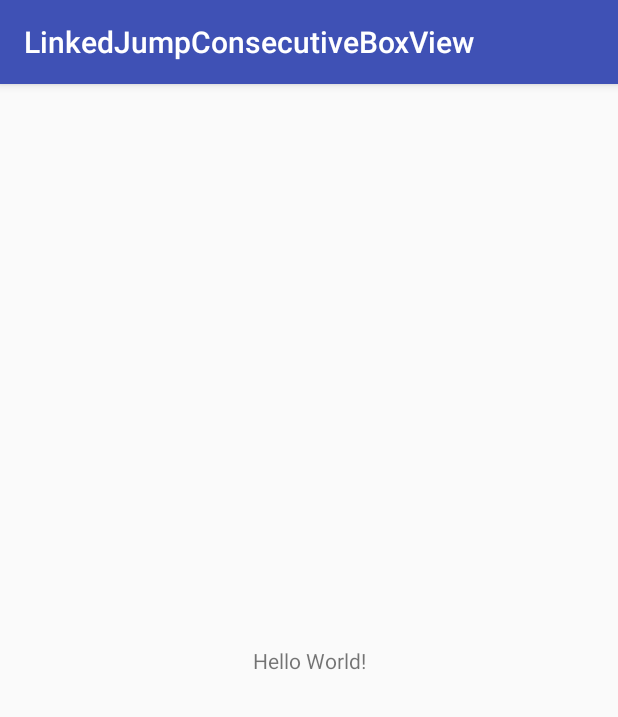
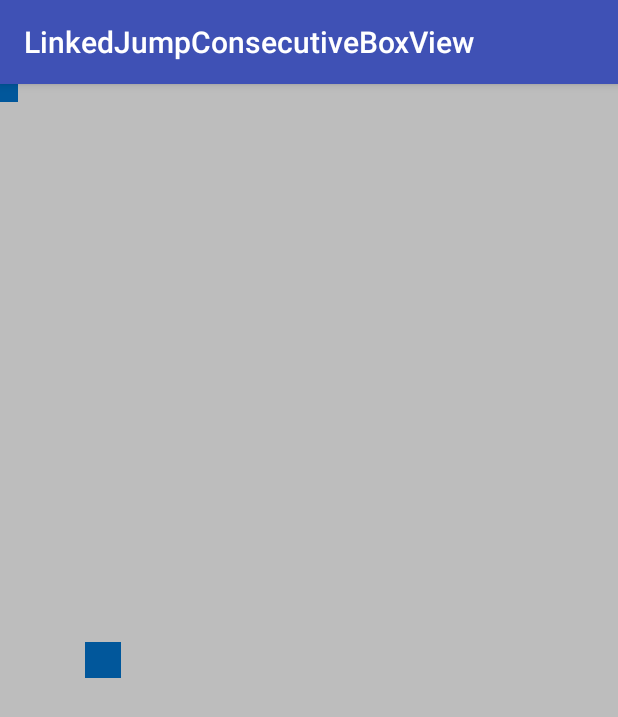
Before and after one commit to Anwesh43/JumpConsecutiveBoxView, an Android app: the screen it shows after launch (MainActivity), on a phone screen of 412 x 824 dp. Shown: the top 717 px of the screen. Run offline under Robolectric (Android 15) with nearby library versions, the phone set to English and light mode, and no system bars.

```diff
--- a/app/build.gradle
+++ b/app/build.gradle
@@ -27,6 +27,7 @@ dependencies {
     androidTestImplementation 'com.android.support.test:runner:1.0.1'
     androidTestImplementation 'com.android.support.test.espresso:espresso-core:3.0.1'
     compile "org.jetbrains.kotlin:kotlin-stdlib-jre7:$kotlin_version"
+    compile project(":jumpconsecutiveboxview")
 }
 repositories {
     mavenCentral()
--- a/app/src/main/java/com/anwesh/uiprojects/linkedjumpconsecutiveboxview/MainActivity.kt
+++ b/app/src/main/java/com/anwesh/uiprojects/linkedjumpconsecutiveboxview/MainActivity.kt
@@ -2,11 +2,12 @@ package com.anwesh.uiprojects.linkedjumpconsecutiveboxview
 
 import android.support.v7.app.AppCompatActivity
 import android.os.Bundle
+import com.anwesh.uiprojects.jumpconsecutiveboxview.JumpConsecutiveBoxView
 
 class MainActivity : AppCompatActivity() {
 
     override fun onCreate(savedInstanceState: Bundle?) {
         super.onCreate(savedInstanceState)
-        setContentView(R.layout.activity_main)
+        JumpConsecutiveBoxView.create(this)
     }
 }
```
